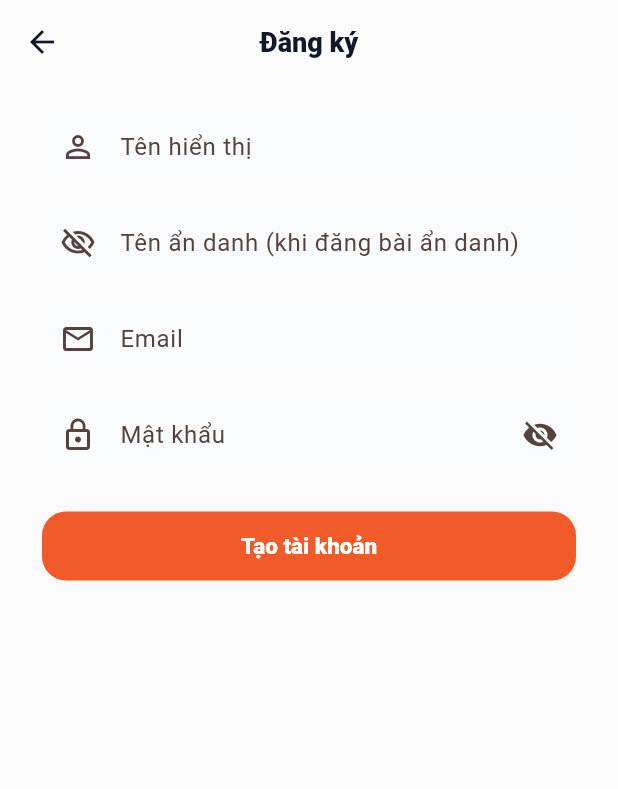
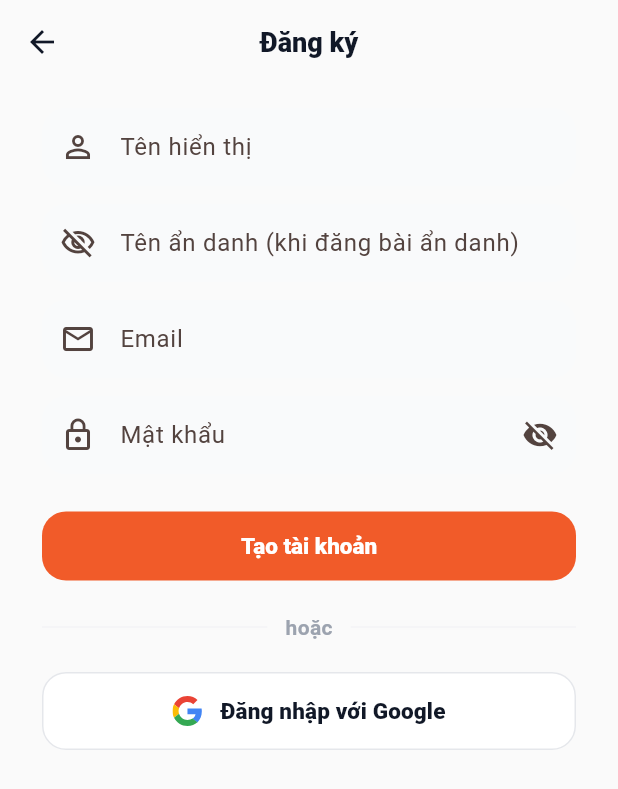
Before and after one commit to QuanTHDSE/Anon-mobile, a Flutter app: the SignUpScreen screen opened directly, on a phone screen of 412 x 824 dp. Shown: the top 789 px of the screen. Run offline on Flutter 3.47's test engine with Material 3 defaults, Android fonts, the phone set to English and light mode, and no system bars; our stand-ins replace flutter_svg, google_sign_in, image_picker, shared_preferences; accounts and stored records are empty.

Commit message:
Add goggle sign up

```diff
--- a/lib/screens/sign_up_screen.dart
+++ b/lib/screens/sign_up_screen.dart
@@ -2,7 +2,9 @@ import 'package:flutter/material.dart';
 import 'package:provider/provider.dart';
 
 import '../core/theme.dart';
+import '../services/google_auth.dart';
 import '../state/auth_state.dart';
+import '../widgets/google_button.dart';
 
 class SignUpScreen extends StatefulWidget {
   const SignUpScreen({super.key});
@@ -18,6 +20,7 @@ class _SignUpScreenState extends State<SignUpScreen> {
   final _anonAlias = TextEditingController();
   bool _obscure = true;
   bool _loading = false;
+  bool _googleLoading = false;
   String? _error;
   bool _done = false;
 
@@ -65,6 +68,27 @@ class _SignUpScreenState extends State<SignUpScreen> {
       setState(() => _error = e.toString());
     } finally {
       if (mounted) setState(() => _loading = false);
+    }
+  }
+
+  Future<void> _googleSignIn() async {
+    setState(() {
+      _googleLoading = true;
+      _error = null;
+    });
+    try {
+      // Use the entered anon alias if any, else the backend/app picks a random
+      // ghost_xxxx — same as the web Register page.
+      await context
+          .read<AuthState>()
+          .loginWithGoogle(anonAlias: _anonAlias.text);
+      if (mounted) Navigator.of(context).pop();
+    } on GoogleSignInCancelled {
+      // User backed out — no error to show.
+    } catch (e) {
+      setState(() => _error = e.toString());
+    } finally {
+      if (mounted) setState(() => _googleLoading = false);
     }
   }
 
@@ -172,6 +196,27 @@ class _SignUpScreenState extends State<SignUpScreen> {
                             )
                           : const Text('Tạo tài khoản'),
                     ),
+                    const SizedBox(height: 20),
+                    // Divider "hoặc"
+                    Row(
+                      children: const [
+                        Expanded(child: Divider(color: AppColors.border)),
+                        Padding(
+                          padding: EdgeInsets.symmetric(horizontal: 12),
+                          child: Text('hoặc',
+                              style: TextStyle(
+                                  color: AppColors.textMuted,
+                                  fontWeight: FontWeight.w600)),
+                        ),
+                        Expanded(child: Divider(color: AppColors.border)),
+                      ],
+                    ),
+                    const SizedBox(height: 20),
+                    GoogleButton(
+                      loading: _googleLoading,
+                      onPressed:
+                          (_loading || _googleLoading) ? null : _googleSignIn,
+                    ),
                   ],
                 ),
         ),
```
Also changed, not shown: lib/state/auth_state.dart (+7 -5 lines).
